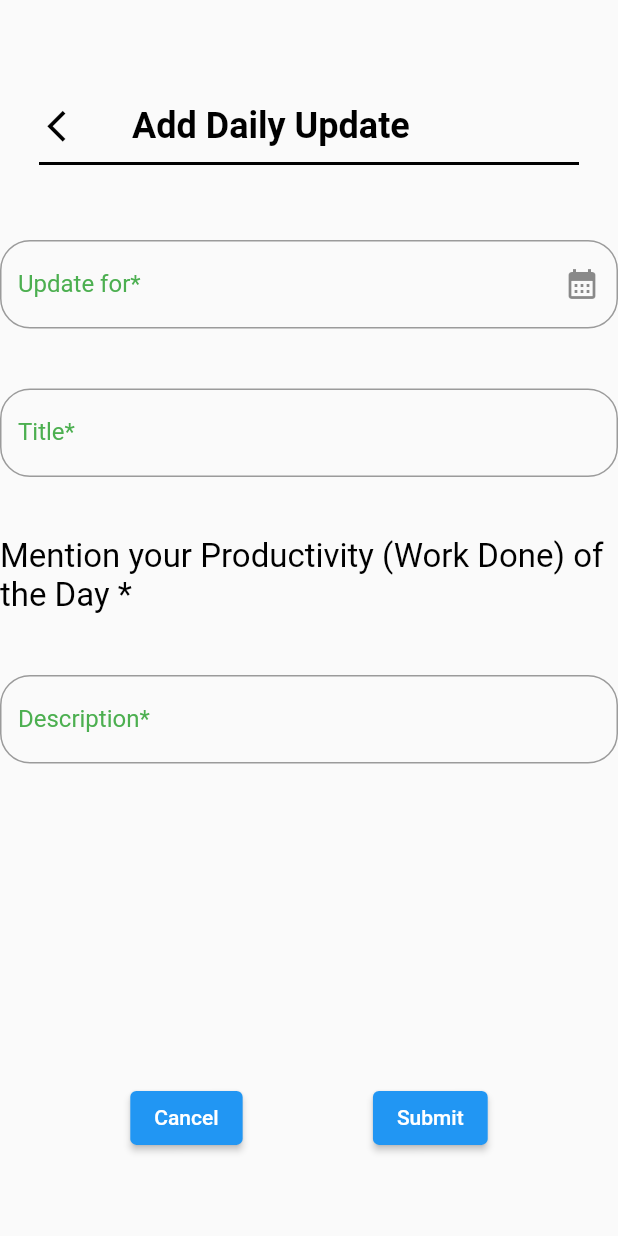
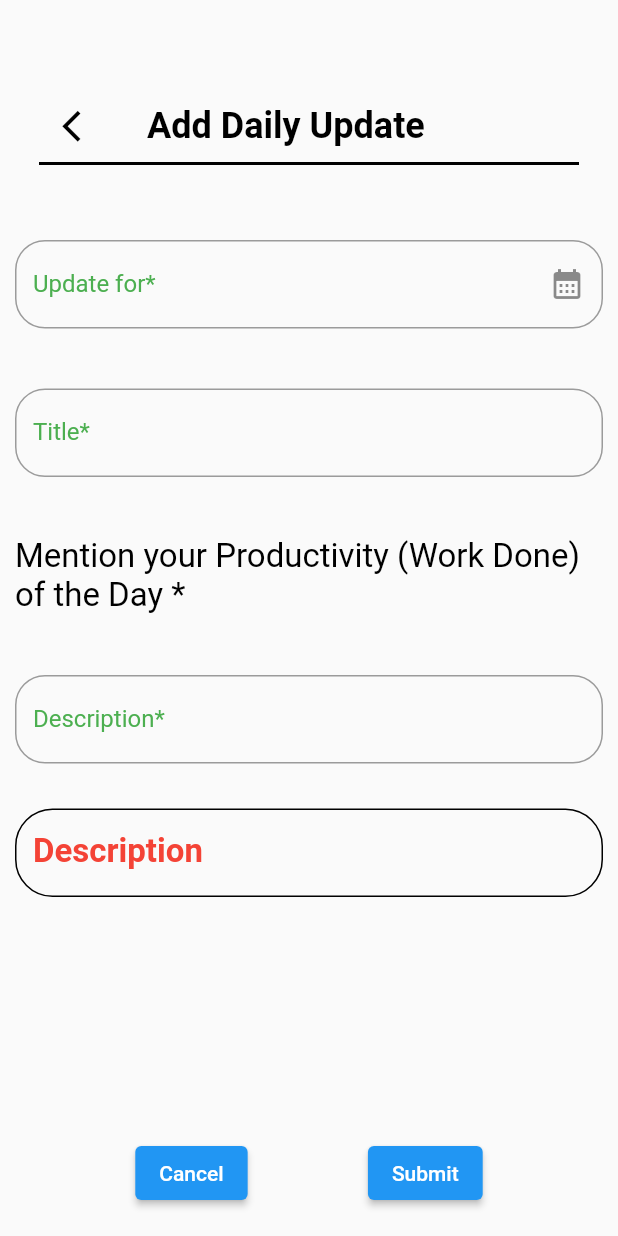
Before and after one commit to rohan165-boop/Growteamly, a Flutter app: the AddDailyUpdate screen opened by its route, on a phone screen of 412 x 824 dp. Run offline on Flutter 3.47's test engine with Material 2 defaults, Android fonts, the phone set to English and light mode, and no system bars; our stand-ins replace cached_network_image, flutter_svg, fluttertoast, get_it, image_picker, shared_preferences and 1 more; accounts and stored records are empty.

Commit message:
add dailyupdate

```diff
--- /dev/null
+++ b/lib/app/widgets/screen_padding.dart
@@ -0,0 +1,15 @@
+import 'package:flutter/material.dart';
+
+class ScreenPadding extends StatelessWidget {
+  final Widget child;
+  const ScreenPadding({ Key? key, required this.child }) : super(key: key);
+
+  @override
+  Widget build(BuildContext context) {
+    return  Padding(
+      padding:const EdgeInsets.symmetric(horizontal: 10),
+      child: child,
+
+    );
+  }
+}
--- /dev/null
+++ b/lib/app/widgets/text_field_wedget.dart
@@ -0,0 +1,34 @@
+import 'package:flutter/material.dart';
+
+class DefultTextFormField extends StatefulWidget {
+  final TextEditingController controller;
+  final String labelText;
+  const DefultTextFormField({ Key? key, required this.controller, required this.labelText }) : super(key: key);
+
+  @override
+  State<DefultTextFormField> createState() => _DefultTextFormFieldState();
+}
+
+class _DefultTextFormFieldState extends State<DefultTextFormField> {
+  @override
+  Widget build(BuildContext context) {
+    return TextFormField(
+      controller: widget.controller,
+      decoration: InputDecoration(
+        labelText: widget.labelText,
+        labelStyle:const TextStyle(
+          color: Colors.red,
+          fontSize: 22,
+          fontWeight: FontWeight.bold,
+        ),
+        focusedBorder: OutlineInputBorder(
+          borderRadius: BorderRadius.circular(25),
+          borderSide: BorderSide(color: Colors.greenAccent.shade200),),
+          enabledBorder: OutlineInputBorder(
+            borderRadius: BorderRadius.circular(25),
+            borderSide:const BorderSide(color: Colors.black),),
+      ),
+
+    );
+  }
+}
--- a/lib/features/daily-updates/views/add_dailyupdates_views.dart
+++ b/lib/features/daily-updates/views/add_dailyupdates_views.dart
@@ -1,5 +1,7 @@
 import 'dart:developer';
 
+import 'package:classapp/app/widgets/screen_padding.dart';
+import 'package:classapp/app/widgets/text_field_wedget.dart';
 import 'package:flutter/material.dart';
 
 class AddDailyUpdate extends StatefulWidget {
@@ -18,7 +20,10 @@ class _AddDailyUpdateState extends State<AddDailyUpdate> {
   @override
   Widget build(BuildContext context) {
     return Scaffold(
-      body: Column(
+      body: ScreenPadding(
+        child: SingleChildScrollView(
+          scrollDirection: Axis.vertical,
+          child: Column(
             children: [
               Row(
                 children:[
@@ -49,9 +54,6 @@ class _AddDailyUpdateState extends State<AddDailyUpdate> {
               ),
               const SizedBox(height: 50,),
 
-          ListView(
-            shrinkWrap: true,
-            children: [
               TextFormField(
                 controller: _dateController,
                 decoration: InputDecoration(
@@ -62,8 +64,15 @@ class _AddDailyUpdateState extends State<AddDailyUpdate> {
                      labelStyle: const TextStyle(
                       color: Colors.green,
                      ),
-          suffixIcon: IconButton(icon:const Icon(Icons.calendar_month), onPressed: ()async{
-          showDatePicker(context: context, initialDate: DateTime.now(), firstDate: DateTime.now(), lastDate: DateTime.now());
+              suffixIcon: IconButton(icon:const Icon(Icons.calendar_month),
+              onPressed: ()async{
+              final pickDate = await showDatePicker(context: context,
+              initialDate: DateTime.now(),
+              firstDate: DateTime.now().subtract(const Duration( days: 365)),
+              lastDate: DateTime.now().add(const Duration(days: 365)));
+              if(pickDate !=null) {
+                _dateController.text = pickDate.toString();
+              }
               },)
                 ),
 
@@ -107,11 +116,12 @@ class _AddDailyUpdateState extends State<AddDailyUpdate> {
                      ),
                 ),
                        ),
-            ]
-          ),
-    Spacer(),
-          Expanded(
-            child: Row(
+                       const SizedBox(height: 30,),
+
+                       DefultTextFormField(controller: _descriptionController, labelText: "Description"),
+                       const SizedBox(height: 160,),
+
+              Row(
                 mainAxisAlignment: MainAxisAlignment.spaceEvenly,
                 children: [
                    ElevatedButton(onPressed: () {},
@@ -125,9 +135,10 @@ class _AddDailyUpdateState extends State<AddDailyUpdate> {
 
                 ],
               ),
-          ),
 
             ],
+          ),
+        ),
       ),
 
     );
--- a/lib/features/leaves/views/leaves_views.dart
+++ b/lib/features/leaves/views/leaves_views.dart
@@ -47,11 +47,11 @@ class _LeavesViewState extends State<LeavesView> {
              child: TextFormField(
               decoration: InputDecoration(
                 hintText: "Search",
-                prefixIcon: Icon(Icons.search),
+                prefixIcon:const Icon(Icons.search),
                 enabledBorder: OutlineInputBorder(borderRadius: BorderRadius.circular(25),
-                borderSide: BorderSide(color: Colors.red),),
+                borderSide:const BorderSide(color: Colors.red),),
                 focusedBorder: OutlineInputBorder(borderRadius: BorderRadius.circular(25),
-                borderSide: BorderSide(color: Colors.yellowAccent),),
+                borderSide:const BorderSide(color: Colors.yellowAccent),),
 
               ),
 
```
Also changed, not shown: lib/app/decoration/input_decoration.dart (added, +16 -0 lines). Lines whose indentation alone changed are shown as unchanged.
